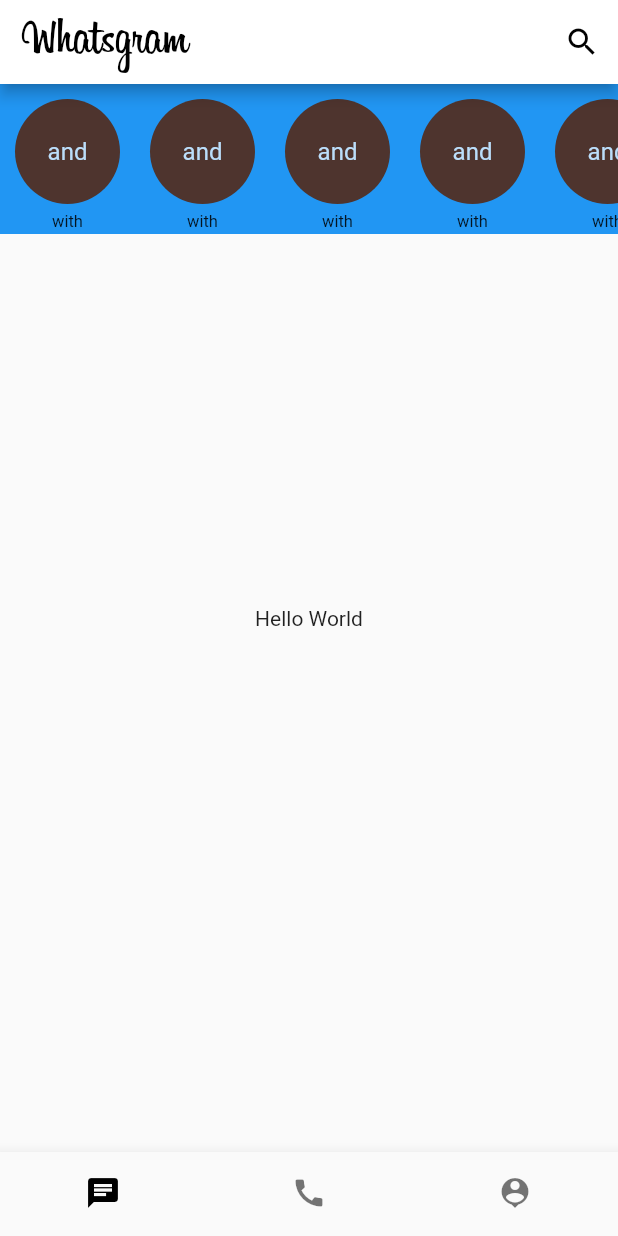
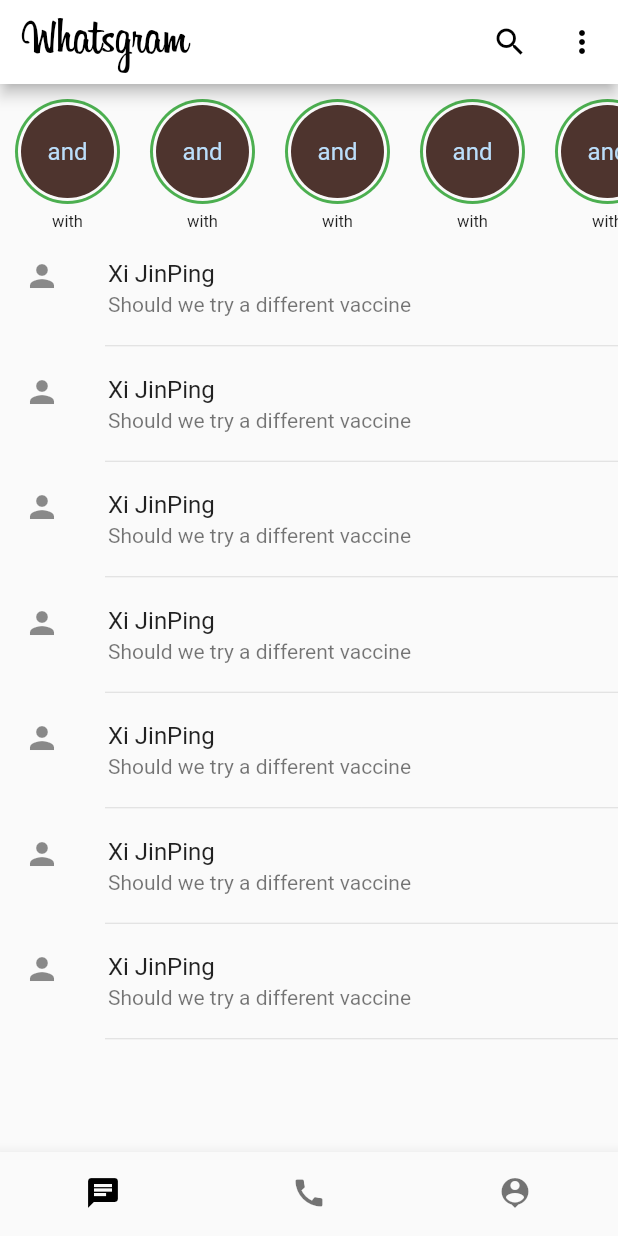
Before and after one commit to 0xV4L3NT1N3/whatsgram, a Flutter app: the screen it shows after launch, on a phone screen of 412 x 824 dp. Run offline on Flutter 3.47's test engine with Material 2 defaults, Android fonts, the phone set to English and light mode, and no system bars.

Commit message:
Added Chat

```diff
--- a/lib/home.dart
+++ b/lib/home.dart
@@ -19,13 +19,14 @@ class _HomeState extends State<Home> {
 
   @override
   Widget build(BuildContext context) {
-    return Stack(
+    return Column(
       children: [
         Container(
           height: 100,
-          color: Colors.blue,
+          color: Colors.grey[50],
           child: Row(
             children: [
+              //Close Contacts stories
               Expanded(
                 child: ListView.builder(
                     scrollDirection: Axis.horizontal,
@@ -36,10 +37,19 @@ class _HomeState extends State<Home> {
                           Padding(
                             padding: EdgeInsets.only(
                                 top: 10, left: 10, right: 10, bottom: 5),
+                            //Layering Circle Avatars to achieve the gradient bordered stories
                             child: CircleAvatar(
                               radius: 35,
-                              backgroundColor: Colors.brown.shade800,
-                              child: Text(items[2]),
+                              backgroundColor: Colors.green,
+                              child: CircleAvatar(
+                                radius: 33,
+                                backgroundColor: Colors.grey[50],
+                                child: CircleAvatar(
+                                  radius: 31,
+                                  backgroundColor: Colors.brown.shade800,
+                                  child: Text(items[2]),
+                                ),
+                              ),
                             ),
                           ),
                           Container(
@@ -59,7 +69,27 @@ class _HomeState extends State<Home> {
             ],
           ),
         ),
-        Center(child: Text('Hello World')),
+
+        //Chat containers
+        Expanded(
+          child: ListView.builder(
+              itemCount: items.length,
+              itemBuilder: (context, index) {
+                return Column(
+                  children: [
+                    ListTile(
+                      leading: Icon(Icons.person),
+                      title: Text('Xi JinPing'),
+                      subtitle: Text('Should we try a different vaccine'),
+                    ),
+                    Divider(
+                      indent: 70,
+                      height: 5,
+                    )
+                  ],
+                );
+              }),
+        ),
       ],
     );
   }
--- a/lib/main.dart
+++ b/lib/main.dart
@@ -42,8 +42,28 @@ class _WhatsgramState extends State<Whatsgram> {
                 color: Colors.black,
               ),
             ),
+            IconButton(
+              onPressed: null,
+              icon: Icon(
+                Icons.more_vert,
+                color: Colors.black,
+              ),
+            ),
           ],
           backgroundColor: Colors.white,
+        ),
+        body: PageView(
+          controller: _pageController,
+          onPageChanged: (value) {
+            setState(() {
+              currentIndex = value;
+            });
+          },
+          children: [
+            Home(),
+            Calls(),
+            Profile(),
+          ],
         ),
         bottomNavigationBar: BottomNavigationBar(
           showSelectedLabels: false,
@@ -69,19 +89,6 @@ class _WhatsgramState extends State<Whatsgram> {
           ],
           selectedItemColor: Colors.black,
         ),
-        body: PageView(
-          controller: _pageController,
-          onPageChanged: (value) {
-            setState(() {
-              currentIndex = value;
-            });
-          },
-          children: [
-            Home(),
-            Calls(),
-            Profile(),
-          ],
-        ),
       ),
     );
   }
```
